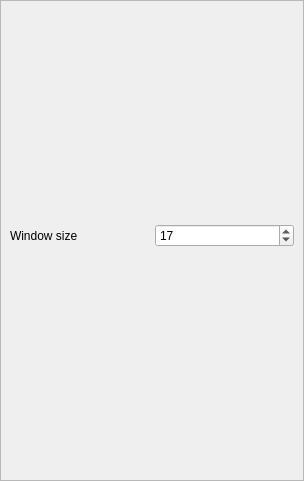
Before: the Qt Designer form BioTracker/Plugin/LukasKanade/View/TrackerParameterView.ui in BioroboticsLab/biotracker_core, drawn with Qt 5.
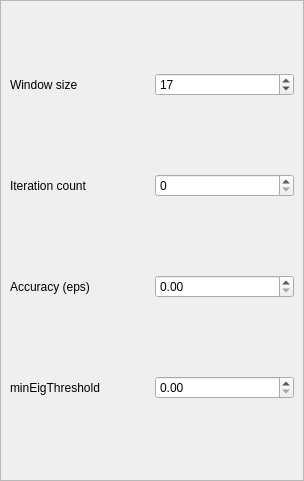
After: the same form once the commit is applied.

The edit to the form file:
```diff
--- a/BioTracker/Plugin/LukasKanade/View/TrackerParameterView.ui
+++ b/BioTracker/Plugin/LukasKanade/View/TrackerParameterView.ui
@@ -91,6 +91,55 @@
            </item>
           </layout>
          </item>
+         <item>
+          <layout class="QHBoxLayout" name="horizontalLayout_5">
+           <item>
+            <widget class="QLabel" name="label">
+             <property name="text">
+              <string>Iteration count</string>
+             </property>
+            </widget>
+           </item>
+           <item>
+            <widget class="QSpinBox" name="spinBoxIterCount"/>
+           </item>
+          </layout>
+         </item>
+         <item>
+          <layout class="QHBoxLayout" name="horizontalLayout">
+           <item>
+            <widget class="QLabel" name="label_3">
+             <property name="text">
+              <string>Accuracy (eps)</string>
+             </property>
+            </widget>
+           </item>
+           <item>
+            <widget class="QDoubleSpinBox" name="doubleSpinBoxAccuracy"/>
+           </item>
+          </layout>
+         </item>
+         <item>
+          <layout class="QHBoxLayout" name="horizontalLayout_6">
+           <item>
+            <widget class="QLabel" name="label_4">
+             <property name="toolTip">
+              <string>the algorithm calculates the minimum eigen value of a 2x2 normal matrix of optical flow equations (this matrix is called a spatial gradient matrix in [Bouguet00]), divided by number of pixels in a window; if this value is less than minEigThreshold, then a corresponding feature is filtered out and its flow is not processed, so it allows to remove bad points and get a performance boost.</string>
+             </property>
+             <property name="text">
+              <string>minEigThreshold</string>
+             </property>
+            </widget>
+           </item>
+           <item>
+            <widget class="QDoubleSpinBox" name="doubleSpinBoxMinEigThres">
+             <property name="toolTip">
+              <string>the algorithm calculates the minimum eigen value of a 2x2 normal matrix of optical flow equations (this matrix is called a spatial gradient matrix in [Bouguet00]), divided by number of pixels in a window; if this value is less than minEigThreshold, then a corresponding feature is filtered out and its flow is not processed, so it allows to remove bad points and get a performance boost.</string>
+             </property>
+            </widget>
+           </item>
+          </layout>
+         </item>
         </layout>
        </item>
       </layout>
```
